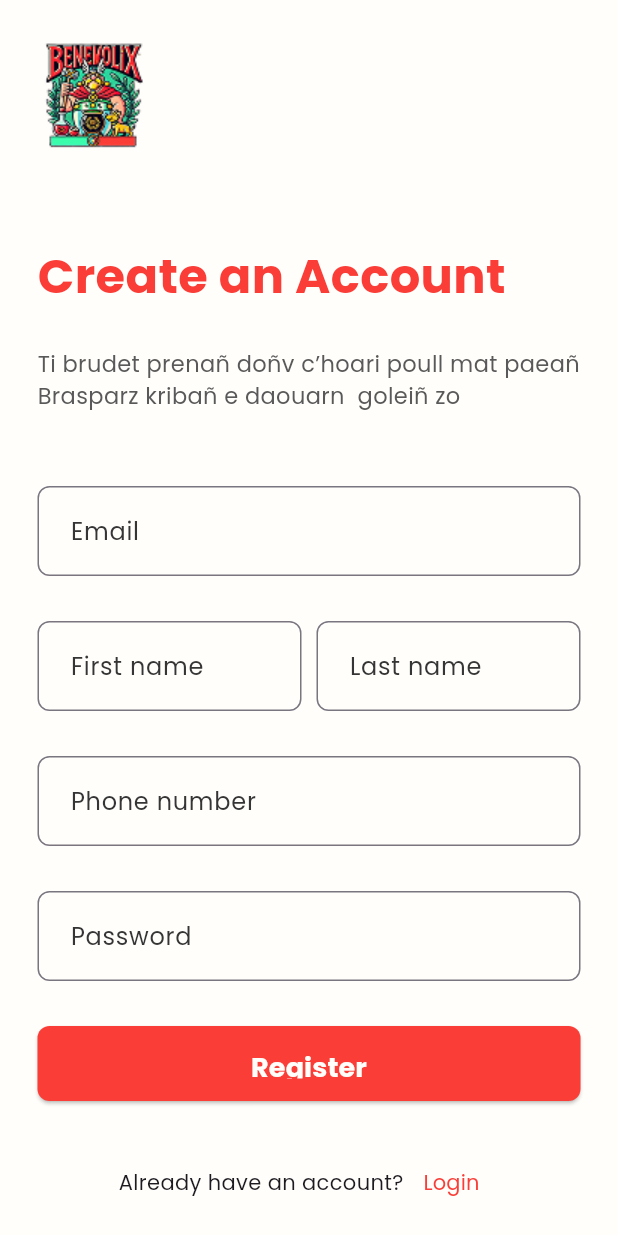
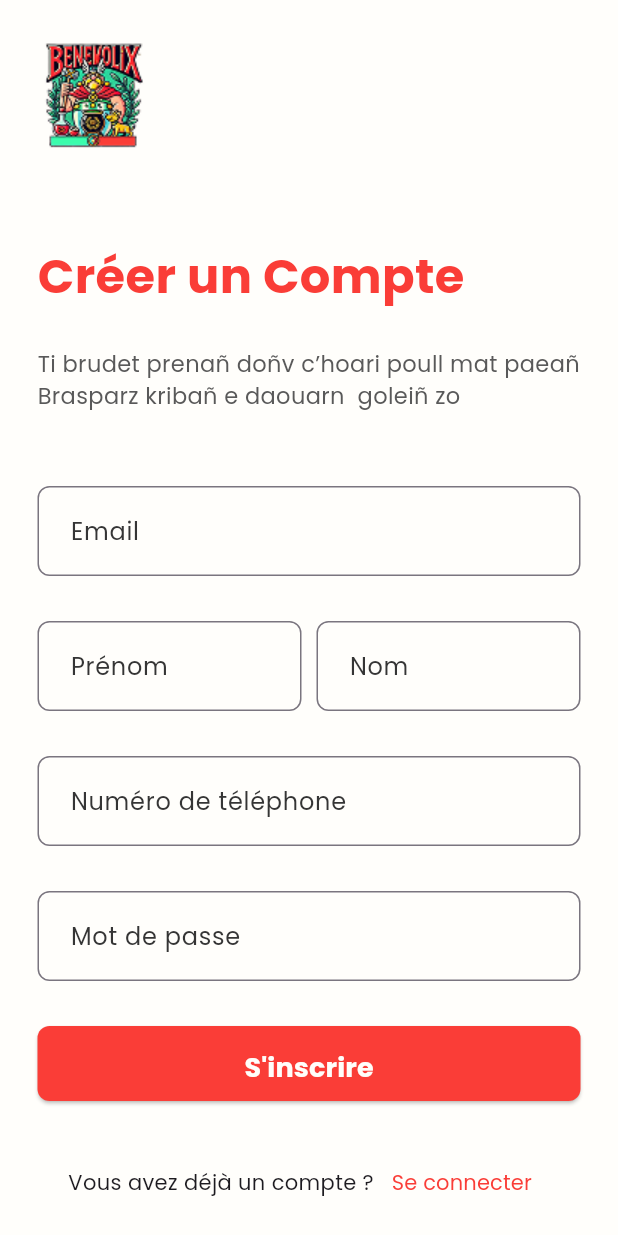
Before and after one commit to FuzMaxime/Benevolix_App, a Flutter app: the RegisterPage screen opened by its route, on a phone screen of 412 x 824 dp. Run offline on Flutter 3.47's test engine with Material 3 defaults, Android fonts, the phone set to English and light mode, and no system bars; our stand-ins replace flutter_dotenv, flutter_riverpod, shared_preferences; accounts and stored records are empty.

Commit message:
:speech_balloon: convert text in french in pages/register.dart

```diff
--- a/benevolix_app/lib/pages/register.dart
+++ b/benevolix_app/lib/pages/register.dart
@@ -46,7 +46,7 @@ class _RegisterState extends State<RegisterPage> {
     } else {
       // Display an error message if registration fails
       setState(() {
-        errorMessage = "Registration failed. Please try again.";
+        errorMessage = "L'inscription a échoué. Veuillez réessayer.";
       });
     }
   }
@@ -60,7 +60,7 @@ class _RegisterState extends State<RegisterPage> {
           child: Column(
             spacing: 50.0,
             children: [
-              HeaderAuth(title: "Create an Account"), // Header for the registration page
+              HeaderAuth(title: "Créer un Compte"), // Header for the registration page
               Column(
                 spacing: 30.0,
                 children: [
@@ -72,26 +72,26 @@ class _RegisterState extends State<RegisterPage> {
                       Expanded(
                         child: TextField(
                           controller: firstNameController,
-                          decoration: getInputDecoration('First name'),
+                          decoration: getInputDecoration('Prénom'),
                         ),
                       ),
                       const SizedBox(width: 10),
                       Expanded(
                         child: TextField(
                           controller: lastNameController,
-                          decoration: getInputDecoration('Last name'),
+                          decoration: getInputDecoration('Nom'),
                         ),
                       ),
                     ],
                   ),
                   TextField(
                     controller: phoneController,
-                    decoration: getInputDecoration('Phone number'),
+                    decoration: getInputDecoration('Numéro de téléphone'),
                   ),
                   TextField(
                     controller: passwordController,
                     obscureText: true,
-                    decoration: getInputDecoration('Password'),
+                    decoration: getInputDecoration('Mot de passe'),
                   ),
                   if (errorMessage != null)
                     Text(
@@ -99,7 +99,7 @@ class _RegisterState extends State<RegisterPage> {
                       style: const TextStyle(color: Colors.red),
                     ),
                   SubmitButton(
-                      text: 'Register',
+                      text: 'S\'inscrire',
                       onPressed: _handleRegister,
                       isLoading: isLoading), // Button to initiate the registration process
                   Container(
@@ -107,12 +107,12 @@ class _RegisterState extends State<RegisterPage> {
                     child: Row(
                       mainAxisAlignment: MainAxisAlignment.center,
                       children: [
-                        const Text("Already have an account?"),
+                        const Text("Vous avez déjà un compte ?"),
                         TextButton(
                           onPressed: () {
                             Navigator.pushNamed(context, '/login'); // Navigate to the login page
                           },
-                          child: Text("Login",
+                          child: Text("Se connecter",
                               style: TextStyle(color: ColorConstant.red)),
                         ),
                       ],
```
